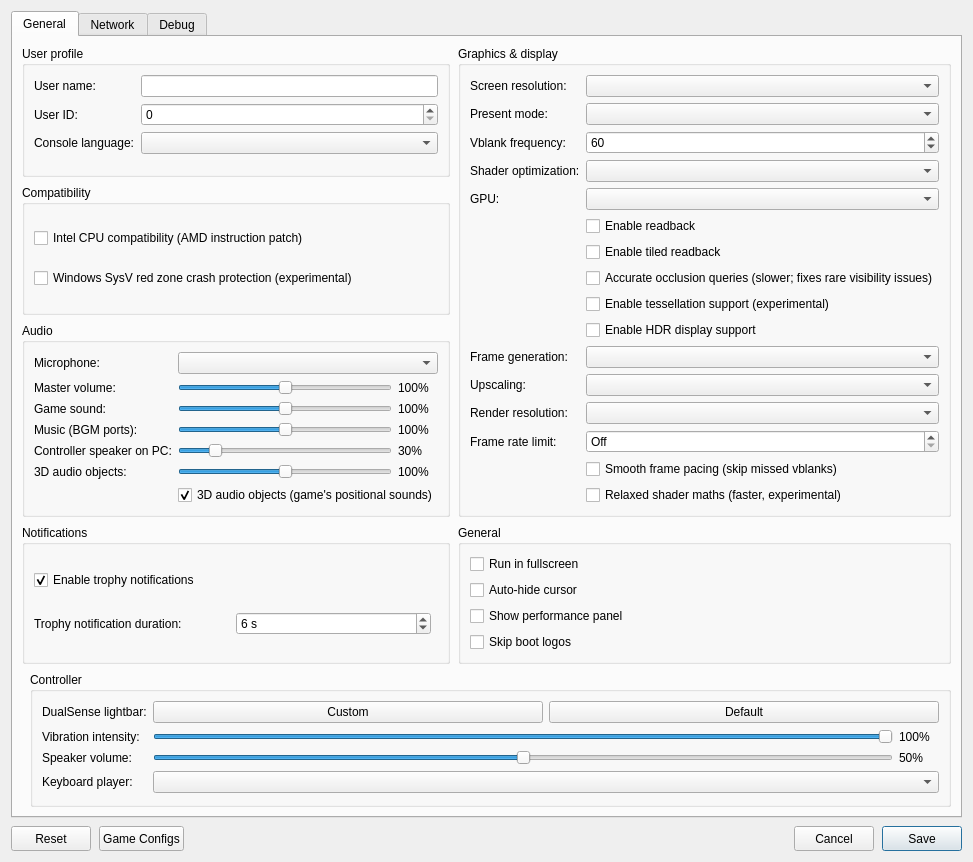
First picture: the form in src/launcher/forms/configuration_edit_dialog.ui, repository biggsymobile-png/KytyPS5, before the edit.
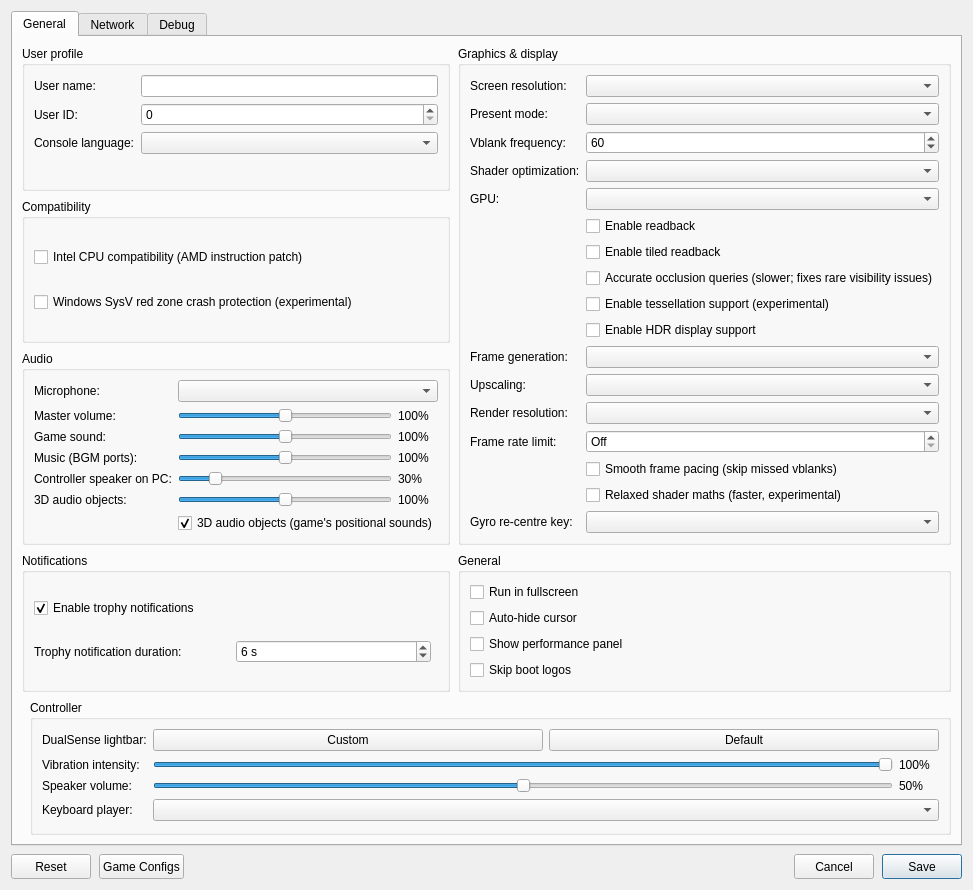
Second picture: the form after the edit. Custom widgets are drawn as their Qt base class.

Commit message: Built-in Decouple for Astro Bot; rescue mod neutralised; gyro re-centre key (build 23)

What changed in the file:
```diff
--- a/src/launcher/forms/configuration_edit_dialog.ui
+++ b/src/launcher/forms/configuration_edit_dialog.ui
@@ -375,6 +375,16 @@
               <property name="text"><string>Smooth frame pacing (skip missed vblanks)</string></property>
              </widget>
             </item>
+            <item row="16" column="0">
+             <widget class="QLabel" name="label_gyro_recenter_key">
+              <property name="text"><string>Gyro re-centre key:</string></property>
+             </widget>
+            </item>
+            <item row="16" column="1">
+             <widget class="QComboBox" name="comboBox_gyro_recenter_key">
+              <property name="toolTip"><string>Hold the controller the way you normally play and press this key in the game window: its motion controls (gyro) take that as their neutral position. Useful if the game started while the controller was held at an angle (KYTY_GYRO_RECENTER_KEY).</string></property>
+             </widget>
+            </item>
             <item row="12" column="1">
              <widget class="QComboBox" name="comboBox_render_resolution">
               <property name="toolTip"><string>Astro Bot (01.018) and Astro's Playroom (01.905): the resolution the game draws its 3D image at, before its TAA, DLSS or FSR upscales it. Lower is faster; 960x540 is the fastest. No patch file needed (a "Fixed render resolution" patch, if enabled, wins).</string></property>
```
The commit also changes 13 other files.
